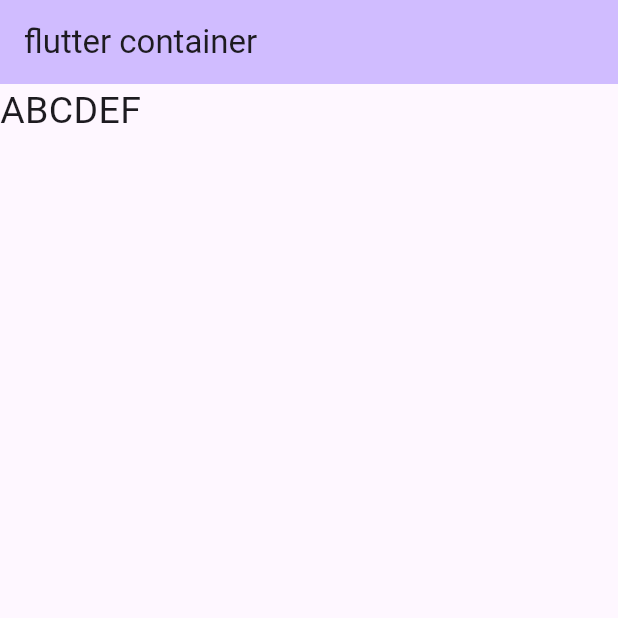
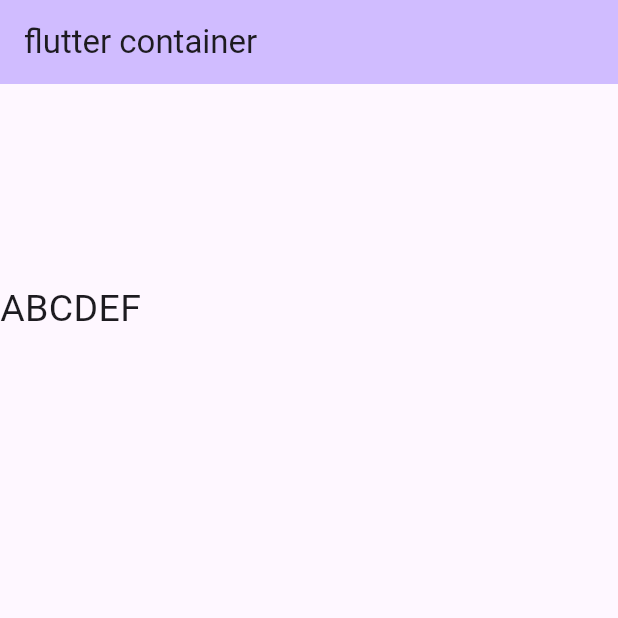
Before and after one commit to khandolly786/Dart_Course, a Flutter app: the screen it shows after launch, on a phone screen of 412 x 824 dp, the top half of it. Run offline on Flutter 3.47's test engine with Material 3 defaults, Android fonts, the phone set to English and light mode, and no system bars.

Commit message:
Update main.dart

```diff
--- a/lib/main.dart
+++ b/lib/main.dart
@@ -44,7 +44,11 @@ class _MyHomePageState extends State<MyHomePage> {
         backgroundColor: Theme.of(context).colorScheme.inversePrimary,
         title: Text("flutter container"),
       ),
-      body: Row(
+      body: Container(
+        height: 300,
+        child: Row(
+          mainAxisAlignment: MainAxisAlignment.start,
+          crossAxisAlignment: CrossAxisAlignment.center,
           children: [
             Text('A', style: TextStyle(fontSize: 25),),
             Text('B', style: TextStyle(fontSize: 25),),
@@ -53,6 +57,7 @@ class _MyHomePageState extends State<MyHomePage> {
             Text('E', style: TextStyle(fontSize: 25),),
             Text('F', style: TextStyle(fontSize: 25),),
            ],
+        ),
       )
       // Center(
       //     child: Container(
```
Lines whose indentation alone changed are shown as unchanged.
